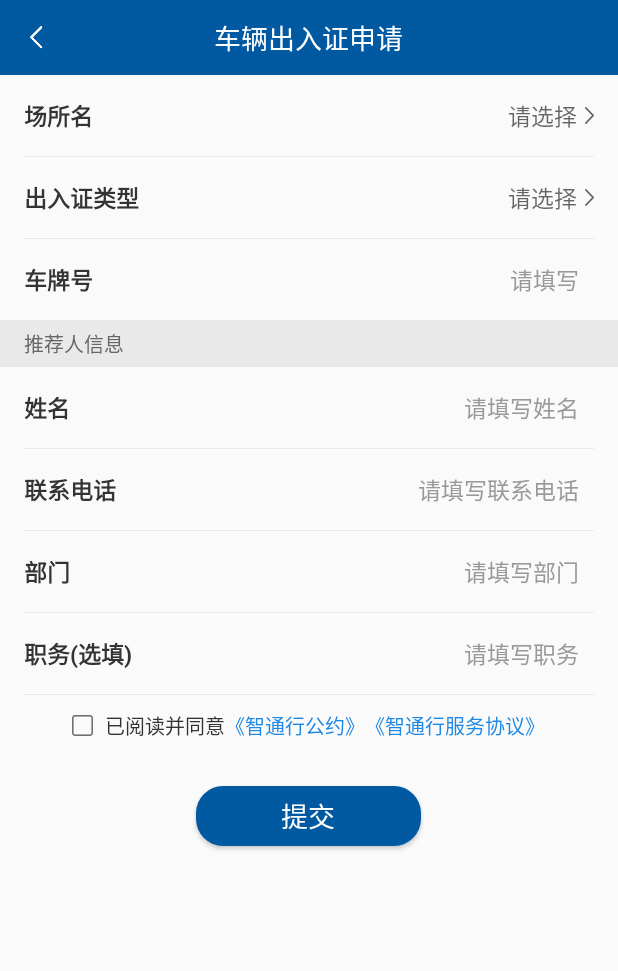
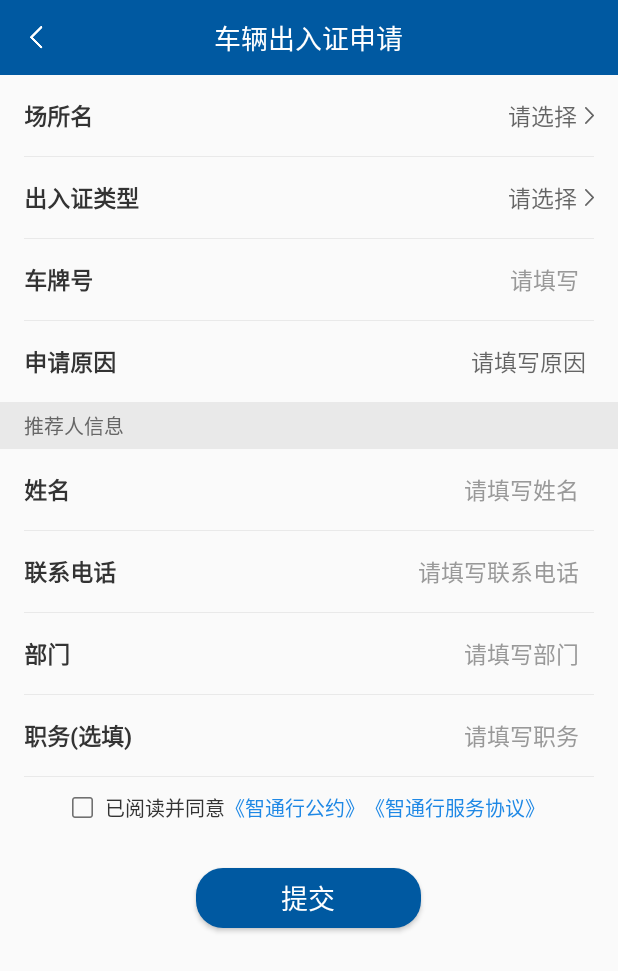
Before and after one commit to FordGT40/Passcode, an Android app: the CarCardApplyActivity screen opened directly, with no data from a screen before it, on a phone screen of 412 x 824 dp. Shown: the top 971 px of the screen. Run offline under Robolectric (Android 15) with nearby library versions, the phone set to English and light mode, and no system bars; Roboto replaces fonts that are not available here.

Commit message:
人员场所选择

```diff
--- a/app/src/main/java/com/wisdom/passcode/apply/activity/CardTypeChooseActivity.kt
+++ b/app/src/main/java/com/wisdom/passcode/apply/activity/CardTypeChooseActivity.kt
@@ -37,9 +37,6 @@ class CardTypeChooseActivity : BaseActivity() {
         adapter =
             CardTypeListAdapter(this, dataList, object : CardTypeListAdapter.OnItemClickListener {
                 override fun onItemClick(item: CardTypeListModel) {
-                    LogUtil.getInstance().d("lable------${item.lable}")
-                    LogUtil.getInstance().d("ids------${item.id}")
-                    LogUtil.getInstance().d("name------${item.name}")
                     val intentBack = Intent()
                     intentBack.putExtra("lable", item.lable)
                     intentBack.putExtra("name", item.name)
--- a/app/src/main/res/layout/activity_car_card_apply.xml
+++ b/app/src/main/res/layout/activity_car_card_apply.xml
@@ -163,7 +163,43 @@
                         android:textSize="@dimen/sp_15" />
 
                 </RelativeLayout>
+                <View
+                    android:layout_width="match_parent"
+                    android:layout_height="0.5dp"
+                    android:layout_marginLeft="@dimen/dp_16"
+                    android:layout_marginRight="@dimen/dp_16"
+                    android:background="@color/ysf_grey_e9e9e9" />
+                <RelativeLayout
+                    android:layout_width="match_parent"
+                    android:layout_height="wrap_content"
+                    android:layout_marginLeft="@dimen/dp_16"
+                    android:layout_marginRight="@dimen/dp_16"
+                    android:paddingTop="@dimen/dp_15"
+                    android:paddingBottom="@dimen/dp_15">
 
+                    <TextView
+                        android:id="@+id/tv_33"
+                        android:layout_width="wrap_content"
+                        android:layout_height="wrap_content"
+                        android:text="@string/reason"
+                        android:textColor="@color/textcolor"
+                        android:textSize="@dimen/sp_15"
+                        android:textStyle="bold" />
+
+                    <EditText
+                        android:id="@+id/et_reason"
+                        android:layout_width="match_parent"
+                        android:layout_height="wrap_content"
+                        android:layout_marginRight="@dimen/dp_5"
+                        android:layout_toRightOf="@+id/tv_33"
+                        android:background="@null"
+                        android:gravity="right"
+                        android:hint="@string/hint_reason"
+                        android:textColor="@color/textcolor"
+                        android:textSize="@dimen/sp_15" />
+
+
+                </RelativeLayout>
 
                 <TextView
                     android:layout_width="match_parent"
@@ -240,6 +276,7 @@
 
 
                     <EditText
+                        android:inputType="phone"
                         android:id="@+id/et_person_phone"
                         android:layout_width="match_parent"
                         android:layout_height="wrap_content"
--- a/app/src/main/res/values/strings.xml
+++ b/app/src/main/res/values/strings.xml
@@ -168,13 +168,14 @@
     <string name="load_first">请先登录</string>
     <string name="hint38">请输入场所名称</string>
     <string name="hint39">请先选择场所</string>
-    <string name="reason">申请原由</string>
+    <string name="reason">申请原因</string>
     <string name="hint_reason">请填写原因</string>
     <string name="hint40">请选择出入证类型</string>
     <string name="hint41">请填写申请原因</string>
     <string name="hint42">请填写推荐人姓名</string>
     <string name="hint43">请填写推荐人电话</string>
     <string name="hint44">请填写推荐人部门</string>
+    <string name="hint46">推荐人电话不正确，请查证</string>
 
 
 </resources>
```
Also changed, not shown: app/src/main/java/com/wisdom/passcode/apply/activity/PersonCardApplyActivity.kt (+9 -3 lines), app/src/main/java/com/wisdom/passcode/apply/model/CardTypeListModel.java (+6 -6 lines), app/src/main/res/layout/activity_person_card_apply.xml (+7 -0 lines).
